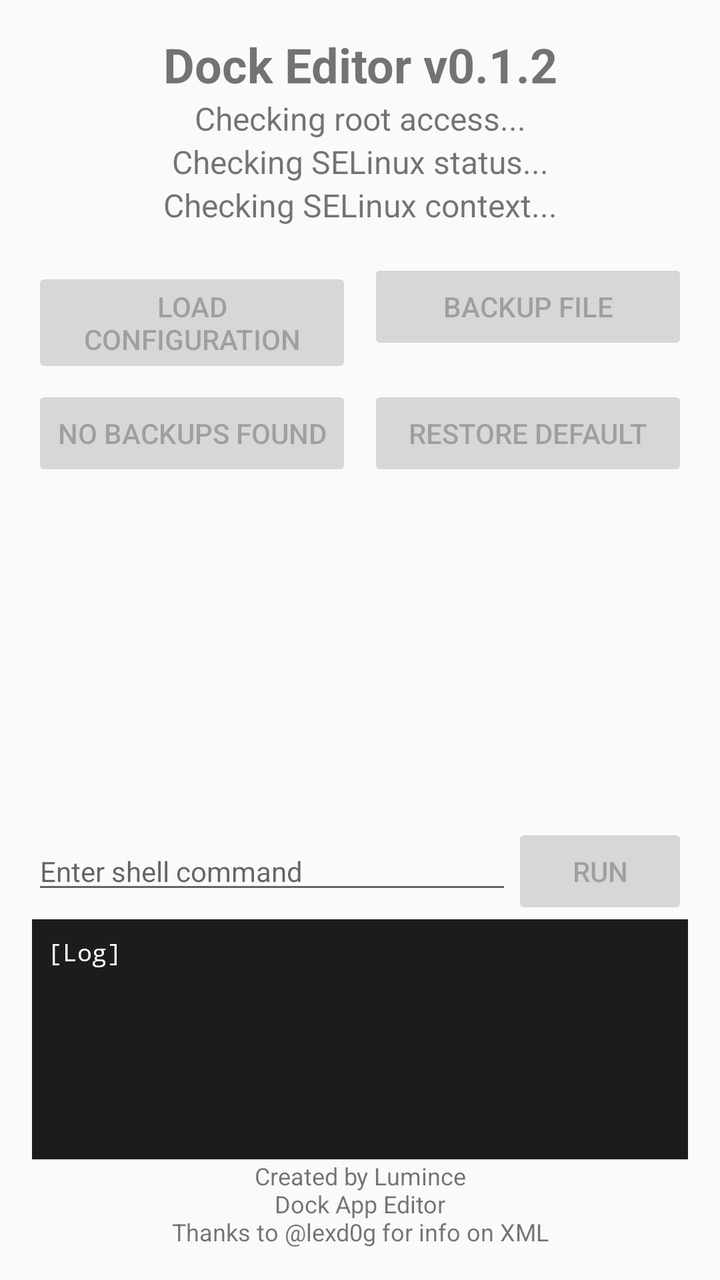
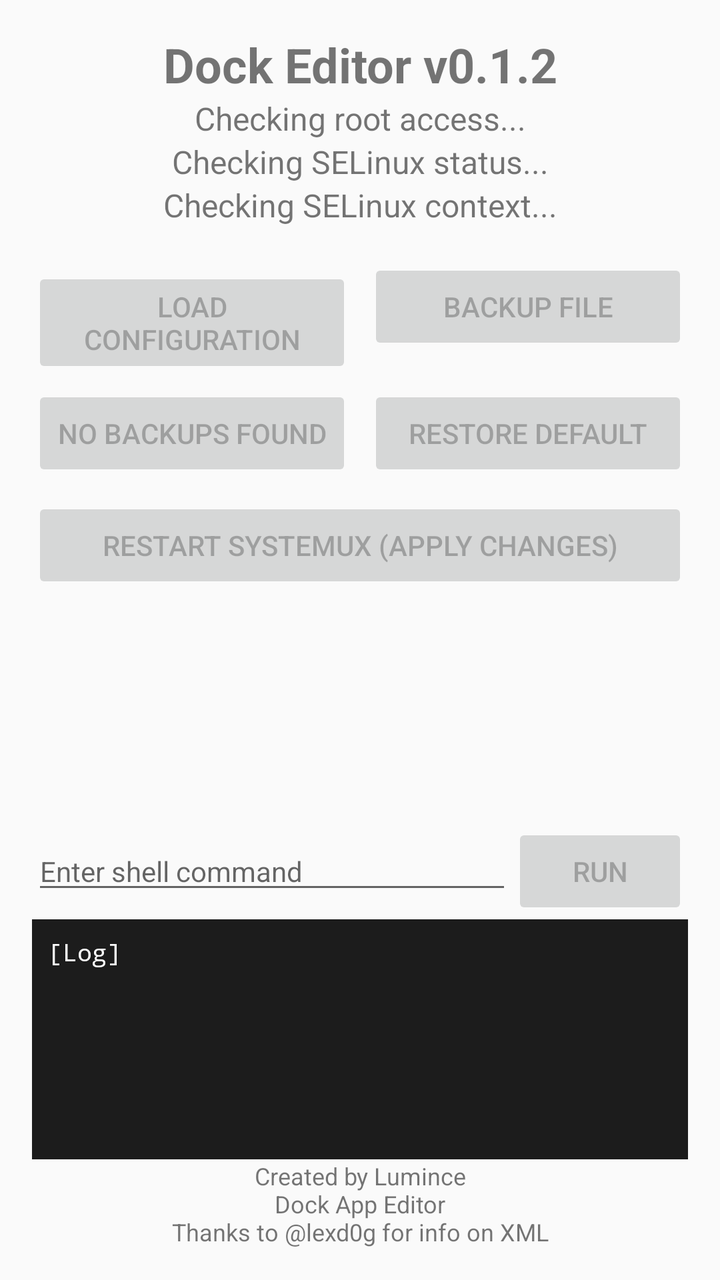

An Android layout rendered at two revisions. The XML below is the earlier revision; the diff shows what the commit changed to produce the second picture.
<!-- AndroidManifest.xml: activity theme Theme.DockEditor -->
<!-- res/layout/activity_main.xml -->
<?xml version="1.0" encoding="utf-8"?>
<androidx.constraintlayout.widget.ConstraintLayout xmlns:android="http://schemas.android.com/apk/res/android"
    xmlns:app="http://schemas.android.com/apk/res-auto"
    xmlns:tools="http://schemas.android.com/tools"
    android:layout_width="match_parent"
    android:layout_height="match_parent"
    android:padding="16dp"
    tools:context=".MainActivity">

    <ScrollView
        android:id="@+id/contentScrollView"
        android:layout_width="0dp"
        android:layout_height="0dp"
        app:layout_constraintBottom_toTopOf="@id/shellLayout"
        app:layout_constraintEnd_toEndOf="parent"
        app:layout_constraintStart_toStartOf="parent"
        app:layout_constraintTop_toTopOf="parent">

        <LinearLayout
            android:layout_width="match_parent"
            android:layout_height="wrap_content"
            android:orientation="vertical">

            <TextView
                android:id="@+id/titleText"
                android:layout_width="match_parent"
                android:layout_height="wrap_content"
                android:gravity="center"
                android:text="Dock Editor v0.1.2"
                android:textSize="24sp"
                android:textStyle="bold" />

            <TextView
                android:id="@+id/statusText"
                android:layout_width="match_parent"
                android:layout_height="wrap_content"
                android:gravity="center"
                android:text="Checking root access..."
                android:textSize="16sp" />

            <TextView
                android:id="@+id/selinuxStatusText"
                android:layout_width="match_parent"
                android:layout_height="wrap_content"
                android:gravity="center"
                android:text="Checking SELinux status..."
                android:textSize="16sp" />

            <TextView
                android:id="@+id/selinuxContextText"
                android:layout_width="match_parent"
                android:layout_height="wrap_content"
                android:gravity="center"
                android:text="Checking SELinux context..."
                android:textSize="16sp" />

            <LinearLayout
                android:id="@+id/buttonRow1"
                android:layout_width="match_parent"
                android:layout_height="wrap_content"
                android:layout_marginTop="16dp"
                android:orientation="horizontal">

                <Button
                    android:id="@+id/loadButton"
                    android:layout_width="0dp"
                    android:layout_height="wrap_content"
                    android:layout_marginEnd="8dp"
                    android:layout_weight="1"
                    android:enabled="false"
                    android:text="Load Configuration" />

                <Button
                    android:id="@+id/backupButton"
                    android:layout_width="0dp"
                    android:layout_height="wrap_content"
                    android:layout_weight="1"
                    android:enabled="false"
                    android:text="Backup File" />

            </LinearLayout>

            <LinearLayout
                android:id="@+id/buttonRow2"
                android:layout_width="match_parent"
                android:layout_height="wrap_content"
                android:layout_marginTop="8dp"
                android:orientation="horizontal">

                <Button
                    android:id="@+id/restoreBackupButton"
                    android:layout_width="0dp"
                    android:layout_height="wrap_content"
                    android:layout_marginEnd="8dp"
                    android:layout_weight="1"
                    android:enabled="false"
                    android:text="No Backups Found" />

                <Button
                    android:id="@+id/restoreDefaultButton"
                    android:layout_width="0dp"
                    android:layout_height="wrap_content"
                    android:layout_weight="1"
                    android:enabled="false"
                    android:text="Restore Default" />
            </LinearLayout>

        </LinearLayout>
    </ScrollView>

    <LinearLayout
        android:id="@+id/shellLayout"
        android:layout_width="0dp"
        android:layout_height="wrap_content"
        android:layout_marginTop="16dp"
        android:orientation="horizontal"
        app:layout_constraintBottom_toTopOf="@+id/logScrollView"
        app:layout_constraintEnd_toEndOf="parent"
        app:layout_constraintStart_toStartOf="parent">

        <EditText
            android:id="@+id/commandEditText"
            android:layout_width="0dp"
            android:layout_height="wrap_content"
            android:layout_weight="1"
            android:hint="Enter shell command"
            android:inputType="text"
            android:maxLines="1"
            android:textSize="14sp" />

        <Button
            android:id="@+id/runShellButton"
            android:layout_width="wrap_content"
            android:layout_height="wrap_content"
            android:enabled="false"
            android:text="Run" />
    </LinearLayout>

    <ScrollView
        android:id="@+id/logScrollView"
        android:layout_width="0dp"
        android:layout_height="120dp"
        android:background="#1C1C1C"
        android:padding="8dp"
        app:layout_constraintBottom_toTopOf="@id/attributionText"
        app:layout_constraintEnd_toEndOf="parent"
        app:layout_constraintStart_toStartOf="parent">

        <TextView
            android:id="@+id/logTextView"
            android:layout_width="match_parent"
            android:layout_height="wrap_content"
            android:fontFamily="monospace"
            android:text="[Log]\n"
            android:textColor="#FFFFFF"
            android:textSize="12sp" />
    </ScrollView>

    <TextView
        android:id="@+id/attributionText"
        android:layout_width="0dp"
        android:layout_height="wrap_content"
        android:layout_marginTop="8dp"
        android:gravity="center"
        android:text="Created by Lumince\nDock App Editor\nThanks to @lexd0g for info on XML"
        android:textSize="12sp"
        app:layout_constraintBottom_toBottomOf="parent"
        app:layout_constraintEnd_toEndOf="parent"
        app:layout_constraintStart_toStartOf="parent" />

</androidx.constraintlayout.widget.ConstraintLayout>
<!-- resources referenced by this layout -->
<resources>
  <style name="Theme.DockEditor" parent="Theme.AppCompat.Light.DarkActionBar">
          
          <item name="colorPrimary">@color/purple_500</item>
          <item name="colorPrimaryDark">@color/purple_700</item>
          <item name="colorAccent">@color/teal_200</item>
      </style>
  <color name="purple_500">#6200EE</color>
  <color name="purple_700">#3700B3</color>
  <color name="teal_200">#03DAC5</color>
</resources>

<!-- the commit's change to res/layout/activity_main.xml (unified diff, before → after) -->
@@ -105,6 +105,14 @@
                     android:text="Restore Default" />
             </LinearLayout>
 
+            <Button
+                android:id="@+id/restartSystemUIButton"
+                android:layout_width="match_parent"
+                android:layout_height="wrap_content"
+                android:layout_marginTop="8dp"
+                android:enabled="false"
+                android:text="Restart SystemUX (Apply Changes)" />
+
         </LinearLayout>
     </ScrollView>
 
